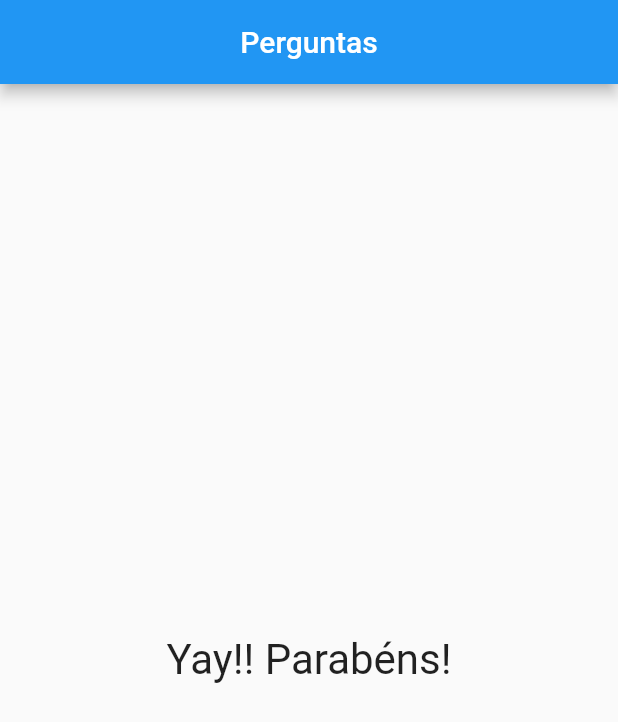
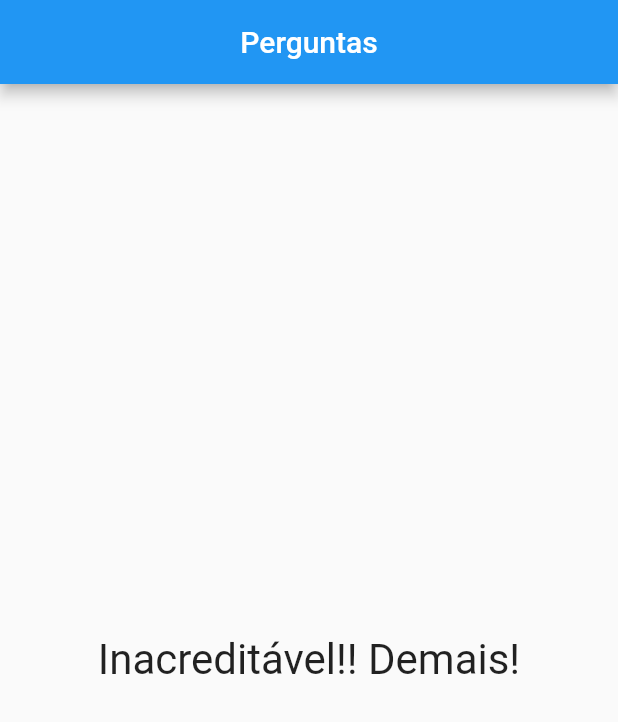
Before and after one commit to Smoow/flutter_quiz_app, a Flutter app: the screen it shows after launch, after a tap on "Azul", after a tap on "Monster", after a tap on "Izzas", on a phone screen of 412 x 824 dp. Shown: the top 722 px of the screen. Run offline on Flutter 3.47's test engine with Material 2 defaults, Android fonts, the phone set to English and light mode, and no system bars.

Commit message:
Score points added & Dynamic render for 'Result' component

```diff
--- a/quiz_project/lib/forms.dart
+++ b/quiz_project/lib/forms.dart
@@ -5,7 +5,7 @@ import './answer.dart';
 class Forms extends StatelessWidget {
   final List<Map<String, Object>> questions;
   final int indexQuestion;
-  final void Function() responder;
+  final void Function(int) responder;
 
   Forms({
     @required this.questions,
@@ -19,13 +19,15 @@ class Forms extends StatelessWidget {
 
   @override
   Widget build(BuildContext context) {
-    List<String> answers =
+    List<Map<String, Object>> answers =
         hasSelectedAnswer ? questions[indexQuestion]['answers'] : null;
 
     return Column(
       children: [
         Question(questions[indexQuestion]['text']),
-        ...answers.map((t) => Answer(t, responder)).toList(),
+        ...answers.map((resp) {
+          return Answer(resp['text'], () => responder(resp['score']));
+        }).toList(),
       ],
     );
   }
--- a/quiz_project/lib/main.dart
+++ b/quiz_project/lib/main.dart
@@ -11,27 +11,82 @@ class QuizApp extends StatefulWidget {
 
 class _QuizAppState extends State<QuizApp> {
   var _indexQuestion = 0;
+  var _totalScore = 0;
   final _questions = const [
     {
       'text': 'Qual sua cor favorita?',
-      'answers': ['Azul', 'Vermelho', 'Laranja', 'Preto'],
+      'answers': [
+        {
+          'text': 'Azul',
+          'score': 5,
+        },
+        {
+          'text': 'Vermelho',
+          'score': 10,
+        },
+        {
+          'text': 'Laranja',
+          'score': 3,
+        },
+        {
+          'text': 'Preto',
+          'score': 2,
+        },
+      ],
     },
     {
-      'text': 'Qual seu energético favorito??',
-      'answers': ['Redbull', 'Monster', 'Power', 'Punisher'],
+      'text': 'Qual seu energético favorito?',
+      'answers': [
+        {
+          'text': 'Redbull',
+          'score': 9,
+        },
+        {
+          'text': 'Monster',
+          'score': 10,
+        },
+        {
+          'text': 'Power',
+          'score': 3,
+        },
+        {
+          'text': 'Punisher',
+          'score': 3,
+        },
+      ],
     },
     {
       'text': 'Qual seu dev favorito?',
-      'answers': ['Dyokin', 'Smoow', 'Izzas', 'Luizzas'],
+      'answers': [
+        {
+          'text': 'Dyokin',
+          'score': 2,
+        },
+        {
+          'text': 'Smoow',
+          'score': 10,
+        },
+        {
+          'text': 'Izzas',
+          'score': 2,
+        },
+        {
+          'text': 'Luizzas',
+          'score': 2,
+        },
+      ],
     },
   ];
 
-  void _responder() {
+  void _responder(int point) {
     if (hasSelectedAnswer) {
       setState(() {
         _indexQuestion++;
+        _totalScore += point;
       });
     }
+
+    print(_totalScore);
   }
 
   bool get hasSelectedAnswer {
@@ -51,7 +106,7 @@ class _QuizAppState extends State<QuizApp> {
                 questions: _questions,
                 indexQuestion: _indexQuestion,
                 responder: _responder)
-            : Result(),
+            : Result(_totalScore),
       ),
     );
   }
--- a/quiz_project/lib/result.dart
+++ b/quiz_project/lib/result.dart
@@ -1,11 +1,27 @@
 import 'package:flutter/material.dart';
 
 class Result extends StatelessWidget {
+  final int score;
+
+  Result(this.score);
+
+  String get resultPhrase {
+    if (score < 8) {
+      return 'Parabéns!!';
+    } else if (score < 16) {
+      return 'Manja mesmo!!';
+    } else if (score < 25) {
+      return 'Inacreditável!! Demais!';
+    } else {
+      return 'Nível JEDI!!!!!!!';
+    }
+  }
+
   @override
   Widget build(BuildContext context) {
     return Center(
       child: Text(
-        'Yay!! Parabéns!',
+        resultPhrase,
         style: TextStyle(fontSize: 28),
       ),
     );
```
